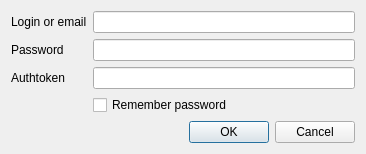
The window that ui/connectdialog.ui (kervala/kdamn) describes before a commit, drawn with Qt 5.
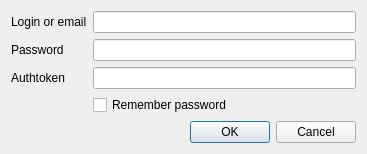
The same window after the commit.

Diff of the .ui file:
```diff
--- a/ui/connectdialog.ui
+++ b/ui/connectdialog.ui
@@ -9,7 +9,7 @@
    <rect>
     <x>0</x>
     <y>0</y>
-    <width>366</width>
+    <width>367</width>
     <height>142</height>
    </rect>
   </property>
```
Left out of the diff: 12 changed lines with no effect on the pictures.
